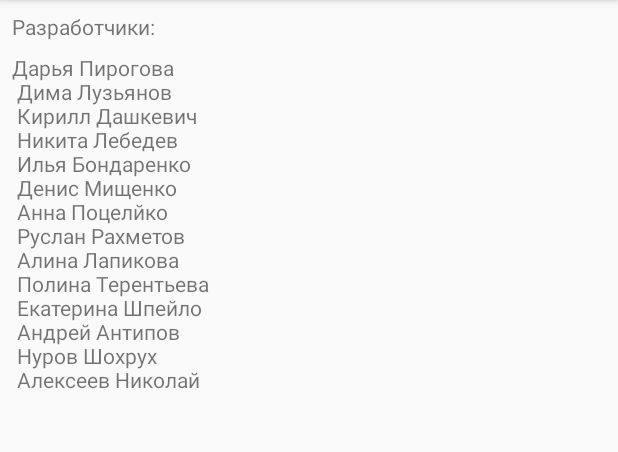
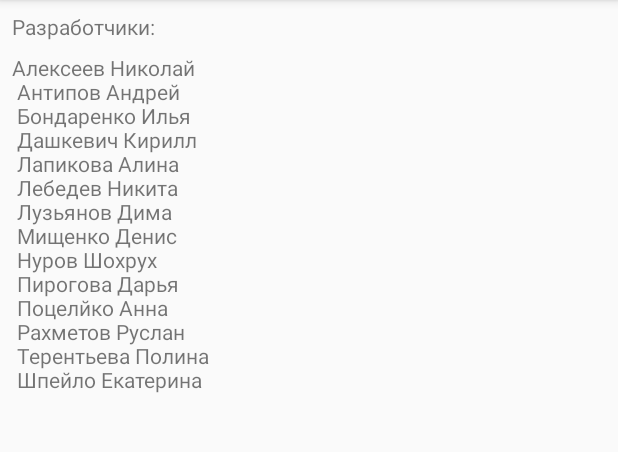
Before and after one commit to pirogovaaaaaa/slovar_polytech, an Android app: the AboutUsActivity screen opened directly, with no data from a screen before it, on a phone screen of 412 x 824 dp, the part 84-536 px from its top. Run offline under Robolectric (Android 15) with nearby library versions, the phone set to English and light mode, and no system bars.

Commit message:
In the “About Us” section, sorting by last name in alphabetical order is added, and the first last name, and then the first name is done.

```diff
--- a/AndroidApp/VocabularyApp/app/src/main/res/values/strings.xml
+++ b/AndroidApp/VocabularyApp/app/src/main/res/values/strings.xml
@@ -1,20 +1,20 @@
 <resources>
     <string name="app_name">VocabularyApp</string>
     <string name="developers">
-        Дарья Пирогова\n
-        Дима Лузьянов\n
-        Кирилл Дашкевич\n
-        Никита Лебедев\n
-        Илья Бондаренко\n
-        Денис Мищенко\n
-        Анна Поцелйко\n
-        Руслан Рахметов\n
-        Алина Лапикова\n
-        Полина Терентьева\n
-        Екатерина Шпейло\n
-        Андрей Антипов\n
+        Алексеев Николай\n
+        Антипов Андрей\n
+        Бондаренко Илья\n
+        Дашкевич Кирилл\n
+        Лапикова Алина\n
+        Лебедев Никита\n
+        Лузьянов Дима\n
+        Мищенко Денис\n
         Нуров Шохрух\n
-        Алексеев Николай
+        Пирогова Дарья\n
+        Поцелйко Анна\n
+        Рахметов Руслан\n
+        Терентьева Полина\n
+        Шпейло Екатерина
     </string>
     <string name="about_us_menu">О нас</string>
     <string name="whats_new_menu">Что нового</string>
```
